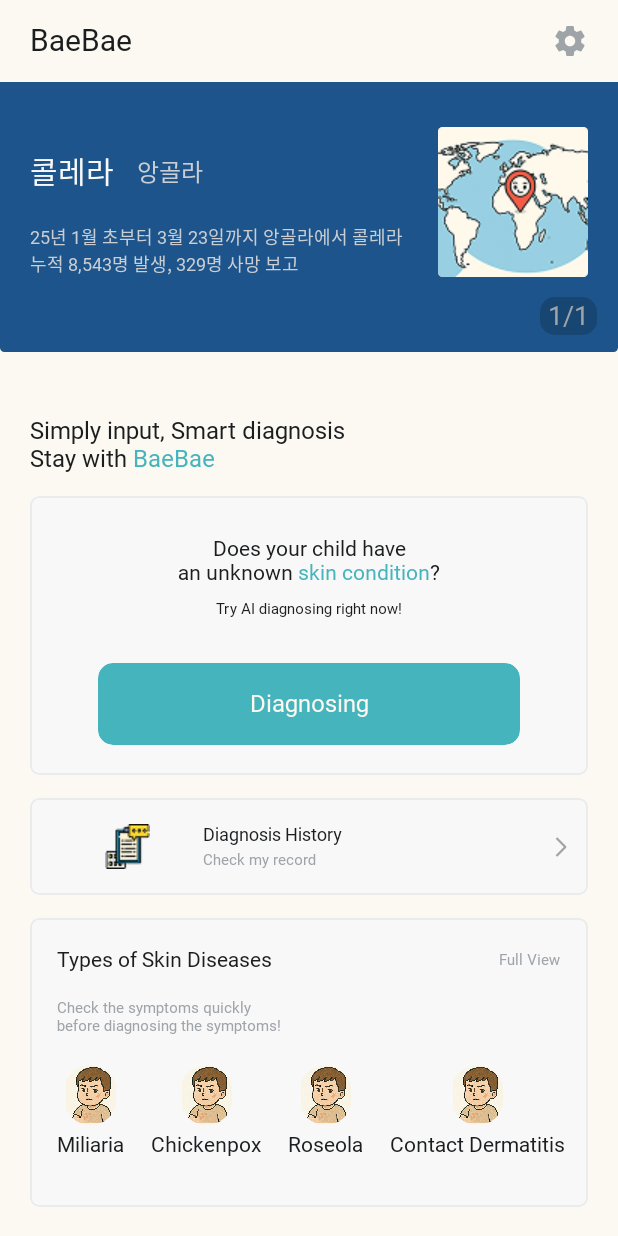
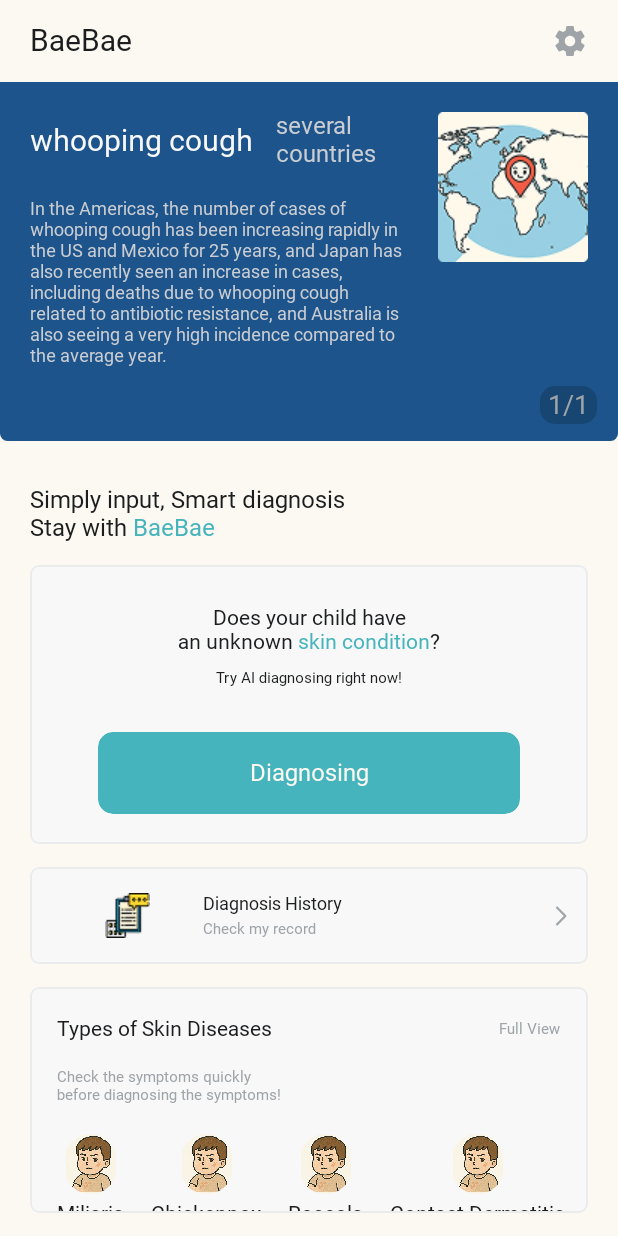
Before and after one commit to GDSC-DGU/2025-APAC-SolutionChallenge-Peekaboo, an Android app built with Jetpack Compose: the HomeScreen screen opened through its navigation route, on a phone screen of 412 x 824 dp. Run offline under Robolectric (Android 15) with nearby library versions, the phone set to English and light mode, and no system bars; our stand-ins replace Dagger/Hilt's generated code, Timber; network calls fail; Roboto replaces fonts that are not available here; 1 statement that could not run was skipped.

Commit message:
feat: Modify various UI elements
Apply eng version in home screen and Modify UI position
Apply btn enabled

Related to: #32

```diff
--- a/client/feature/diagnosis/src/main/java/com/peekaboo/diagnosis/DiagnosisScreen.kt
+++ b/client/feature/diagnosis/src/main/java/com/peekaboo/diagnosis/DiagnosisScreen.kt
@@ -64,7 +64,7 @@
     goBackToMain: () -> Unit,
     selectedDiagnosisHistoryId: SharedFlow<Int>,
     showLanguageBottomSheet: () -> Unit,
-    selectedLanguage: SharedFlow<String>
+    selectedLanguage: SharedFlow<String>,
 ) {
     val viewModel: DiagnosisViewModel = hiltViewModel()
     val uiState: DiagnosisPageState by viewModel.uiState.collectAsStateWithLifecycle()
@@ -111,7 +111,7 @@
     firstDiseaseModel: DiagnosisHistoryDetailModel.DiseaseDetailItem = DiagnosisHistoryDetailModel.DiseaseDetailItem(),
     secondDiseaseModel: DiagnosisHistoryDetailModel.DiseaseDetailItem = DiagnosisHistoryDetailModel.DiseaseDetailItem(),
     thirdDiseaseModel: DiagnosisHistoryDetailModel.DiseaseDetailItem = DiagnosisHistoryDetailModel.DiseaseDetailItem(),
-    onClickDiagnosisBtn: () -> Unit = {}
+    onClickDiagnosisBtn: () -> Unit = {},
 ) {
     val diseaseModel =
         diseaseTotal.firstOrNull { it.diseaseName == selectedDisease } ?: firstDiseaseModel
--- a/client/feature/diagnosis/src/main/java/com/peekaboo/diagnosis/DiagnosisViewModel.kt
+++ b/client/feature/diagnosis/src/main/java/com/peekaboo/diagnosis/DiagnosisViewModel.kt
@@ -69,7 +69,6 @@
     private fun downloadPdf(context: Context, url: String, title: String = "Diagnosis") {
         val request = DownloadManager.Request(Uri.parse(url)).apply {
             setTitle(title)
-            setDescription("Download diagnosis pdf")
             setNotificationVisibility(DownloadManager.Request.VISIBILITY_VISIBLE_NOTIFY_COMPLETED)
             setDestinationInExternalPublicDir(Environment.DIRECTORY_DOWNLOADS, "${title}.pdf")
             setAllowedOverMetered(true)
--- a/client/feature/diagnosis/src/main/java/com/peekaboo/diagnosis/picture/UploadPictureScreen.kt
+++ b/client/feature/diagnosis/src/main/java/com/peekaboo/diagnosis/picture/UploadPictureScreen.kt
@@ -145,7 +145,7 @@
         BottomRectangleBtn(
             horizontalPadding = 20,
             btnText = Next,
-            isBtnValid = true,
+            isBtnValid = (selectedImg != null),
             onClickAction = onClickNextBtn
         )
 
--- a/client/feature/diagnosis/src/main/java/com/peekaboo/diagnosis/selectarea/SelectAreaScreen.kt
+++ b/client/feature/diagnosis/src/main/java/com/peekaboo/diagnosis/selectarea/SelectAreaScreen.kt
@@ -138,7 +138,7 @@
         BottomRectangleBtn(
             horizontalPadding = 20,
             btnText = Next,
-            isBtnValid = true,
+            isBtnValid = selectedArea.isNotEmpty(),
             onClickAction = onClickNextBtn
         )
 
--- a/client/feature/home/src/main/java/com/peekaboo/home/HomeScreen.kt
+++ b/client/feature/home/src/main/java/com/peekaboo/home/HomeScreen.kt
@@ -11,7 +11,6 @@
 import androidx.compose.foundation.layout.PaddingValues
 import androidx.compose.foundation.layout.Row
 import androidx.compose.foundation.layout.Spacer
-import androidx.compose.foundation.layout.fillMaxHeight
 import androidx.compose.foundation.layout.fillMaxSize
 import androidx.compose.foundation.layout.fillMaxWidth
 import androidx.compose.foundation.layout.height
@@ -120,9 +119,15 @@
             )
         }
 
+        Box(
+            modifier = Modifier
+                .fillMaxWidth(),
+            contentAlignment = Alignment.TopCenter
+        ) {
             HomeDiseaseBanner(
                 bannerDiseaseList = diseaseBannerList
             )
+        }
 
         Text(
             text = buildAnnotatedString {
@@ -134,7 +139,7 @@
             color = Black1,
             style = BaeBaeTypo.Body1,
             modifier = Modifier
-                .padding(top = 43.dp, start = 20.dp)
+                .padding(top = 30.dp, start = 20.dp)
         )
 
         HomeDiagnosingBox(
@@ -179,17 +184,20 @@
     val configuration = LocalConfiguration.current
     val screenWidthDp = configuration.screenWidthDp
 
+    Box(
+        modifier = Modifier
+            .width(screenWidthDp.dp)
+            .wrapContentHeight()
+            .clip(RoundedCornerShape(bottomStart = 5.dp, bottomEnd = 5.dp))
+            .background(Main3),
+    ) {
         Row(
             modifier = Modifier
-            .width(screenWidthDp.dp)
-            .height(180.dp)
-            .clip(RoundedCornerShape(bottomStart = 3.dp, bottomEnd = 3.dp))
-            .background(Main3),
-        verticalAlignment = Alignment.Top
+                .padding(bottom = 50.dp, top = 20.dp)
         ) {
             Column(
                 modifier = Modifier
-                .padding(start = 20.dp, end = 20.dp, top = 44.dp)
+                    .padding(start = 20.dp, end = 20.dp)
                     .weight(1f)
             ) {
                 Row(
@@ -219,27 +227,16 @@
                 )
             }
 
-        Box(
-            modifier = Modifier
-                .fillMaxHeight()
-        ) {
-            Box(
-                modifier = Modifier
-                    .padding(top = 30.dp, end = 20.dp)
-                    .align(Alignment.TopEnd)
-                    .size(100.dp)
-                    .clip(RoundedCornerShape(3.dp))
-                    .background(Gray2),
-            )
             Image(
                 painter = painterResource(id = R.drawable.ic_home_banner),
                 contentDescription = "banner",
                 modifier = Modifier
-                    .padding(top = 30.dp, end = 20.dp)
-                    .align(Alignment.TopEnd)
+                    .padding(end = 20.dp)
+//                    .align(Alignment.TopEnd)
                     .size(100.dp)
                     .clip(RoundedCornerShape(3.dp)),
             )
+        }
 
         Box(
             modifier = Modifier
@@ -255,7 +252,6 @@
                 modifier = Modifier
                     .padding(vertical = 2.dp, horizontal = 5.dp)
             )
-            }
         }
     }
 }
--- a/client/feature/home/src/main/java/com/peekaboo/home/HomeViewModel.kt
+++ b/client/feature/home/src/main/java/com/peekaboo/home/HomeViewModel.kt
@@ -23,9 +23,9 @@
     private fun initSetDiseaseBannerList() {
         val diseaseList: List<DiseaseBannerItem> = listOf(
             DiseaseBannerItem(
-                "콜레라",
-                "앙골라",
-                "25년 1월 초부터 3월 23일까지 앙골라에서 콜레라 누적 8,543명 발생, 329명 사망 보고"
+                "whooping cough",
+                "several countries",
+                "In the Americas, the number of cases of whooping cough has been increasing rapidly in the US and Mexico for 25 years, and Japan has also recently seen an increase in cases, including deaths due to whooping cough related to antibiotic resistance, and Australia is also seeing a very high incidence compared to the average year."
             ),
         )
 
```
Lines whose indentation alone changed are shown as unchanged.
